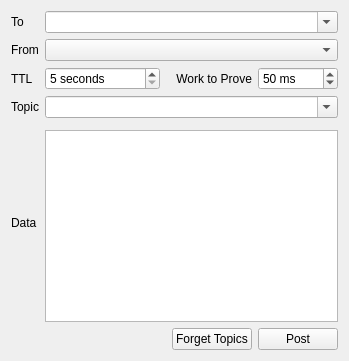
First picture: the form in alethzero/plugins/whisper/Whisper.ui, repository ethereum/alethzero, before the edit.
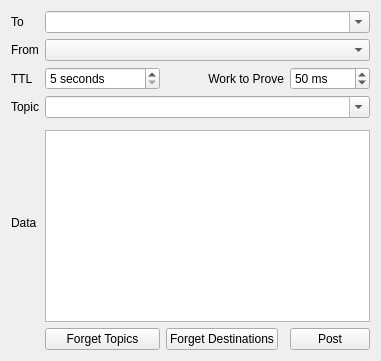
Second picture: the form after the edit.

Commit message: whisper plugin complete

```diff
--- a/alethzero/plugins/whisper/Whisper.ui
+++ b/alethzero/plugins/whisper/Whisper.ui
@@ -163,13 +163,20 @@
        </property>
       </widget>
      </item>
-     <item row="6" column="3">
-      <widget class="QPushButton" name="forget">
+      <item row="6" column="1">
+        <widget class="QPushButton" name="forgetTopics">
        <property name="text">
         <string>Forget Topics</string>
        </property>
       </widget>
      </item>
+      <item row="6" column="2">
+        <widget class="QPushButton" name="forgetDestinations">
+          <property name="text">
+            <string>Forget Destinations</string>
+          </property>
+        </widget>
+      </item>
     </layout>
    </widget>
  <resources/>
```
Lines whose indentation alone changed are shown as unchanged. The commit also changes 5 other files.
